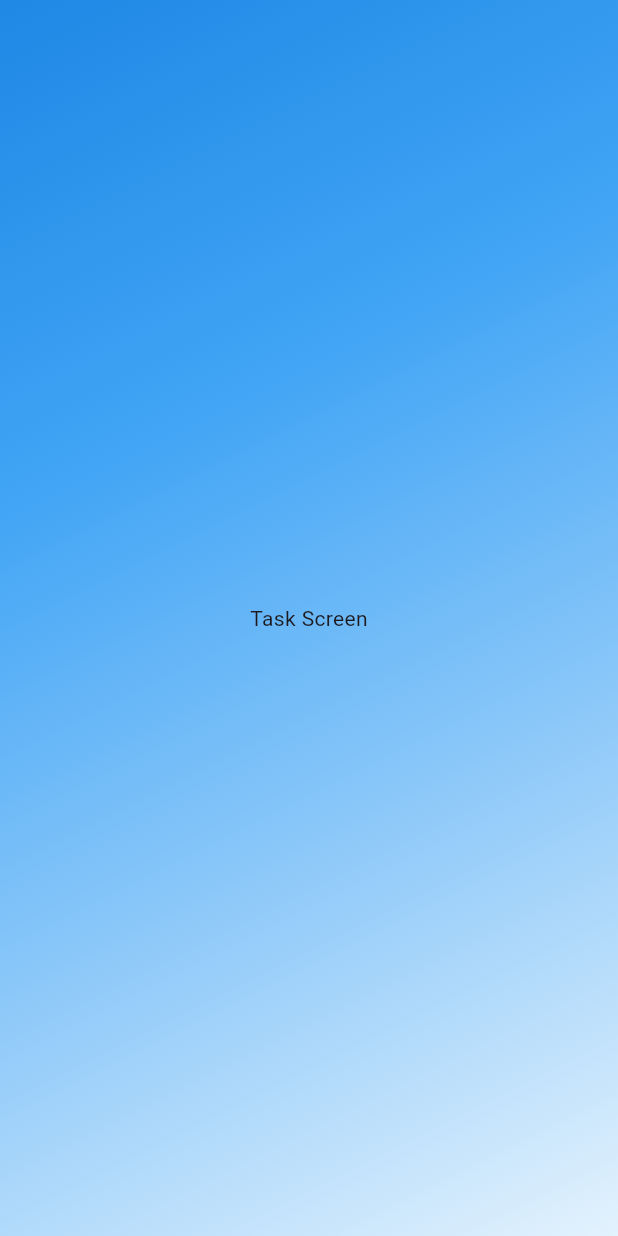
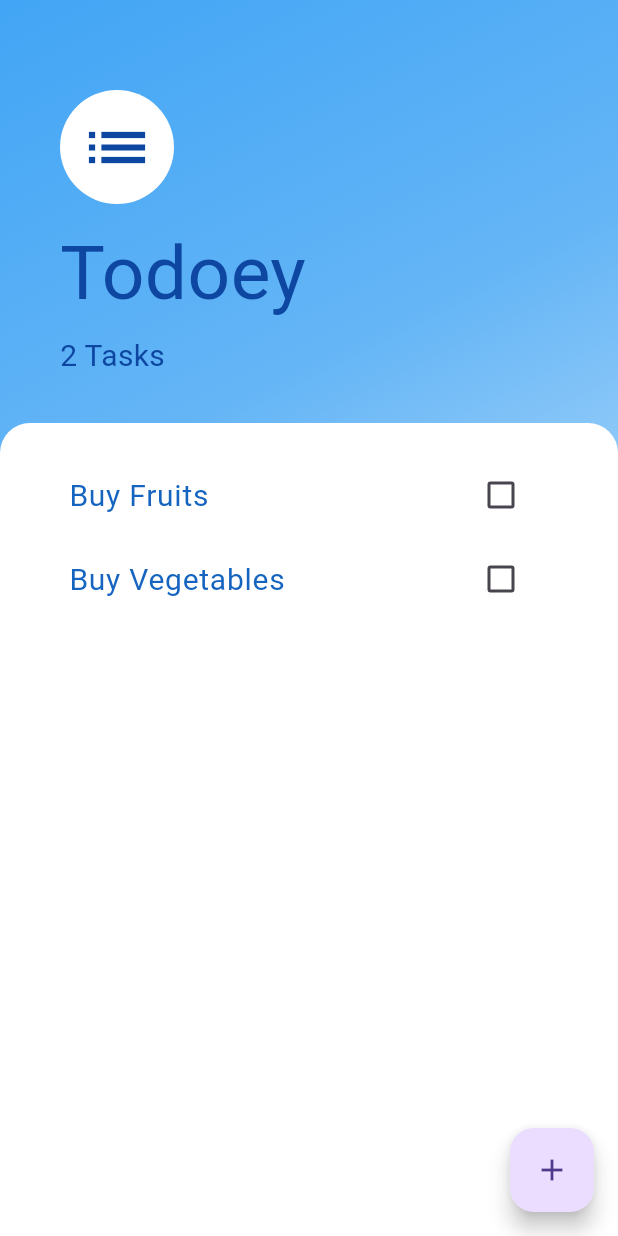
Before and after one commit to mayur-vishwakarma/flutter, a Flutter app: the screen it shows after launch, on a phone screen of 412 x 824 dp. Run offline on Flutter 3.47's test engine with Material 3 defaults, Android fonts, the phone set to English and light mode, and no system bars; our stand-ins replace animated_text_kit, cloud_firestore, firebase_auth, firebase_core, firebase_messaging, firebase_storage and 7 more; accounts and stored records are empty.

Commit message:
Todo Application

```diff
--- /dev/null
+++ b/flutter projects/todo_application/lib/Model/task.dart
@@ -0,0 +1,10 @@
+class Task {
+  Task({this.isDone = false, required this.taskName});
+
+  String taskName;
+  bool isDone;
+
+  void toggle() {
+    isDone = !isDone;
+  }
+}
--- /dev/null
+++ b/flutter projects/todo_application/lib/Providers/task_provider.dart
@@ -0,0 +1,22 @@
+import 'package:flutter/material.dart';
+import 'package:todo_application/Model/task.dart';
+
+class TaskListProvider extends ChangeNotifier {
+  List<Task> taskList = [
+    Task(taskName: "Buy Fruits"),
+    Task(taskName: "Buy Vegetables"),
+  ];
+
+  List get getList => taskList;
+
+  void addTask(String taskName) {
+    taskList.add(Task(taskName: taskName));
+    notifyListeners();
+  }
+
+  Future<void> deleteTask(int index) async {
+    await Future.delayed(const Duration(seconds: 2));
+    taskList.removeAt(index);
+    notifyListeners();
+  }
+}
--- a/flutter projects/todo_application/lib/Screens/tasks_screen.dart
+++ b/flutter projects/todo_application/lib/Screens/tasks_screen.dart
@@ -1,26 +1,100 @@
 import 'package:flutter/material.dart';
+import 'package:provider/provider.dart';
+import 'package:todo_application/Providers/task_provider.dart';
+import 'package:todo_application/Widgets/listview.dart';
+import 'package:todo_application/Widgets/bottomsheet.dart';
 
 class TasksScreen extends StatelessWidget {
   const TasksScreen({super.key});
 
   @override
   Widget build(BuildContext context) {
-    return Scaffold(
-      backgroundColor: Colors.lightBlue.shade100,
-      body: Container(
+    return Consumer<TaskListProvider>(
+      builder: (context, listProviderModel, child) => Scaffold(
+        backgroundColor: Colors.blue,
+        floatingActionButton: FloatingActionButton(
+          onPressed: () {
+            showModalBottomSheet(
+              isScrollControlled: true,
+              context: context,
+              builder: (ctx) {
+                return Padding(
+                  padding: EdgeInsets.only(
+                    bottom: MediaQuery.of(context).viewInsets.bottom,
+                  ),
+                  child: const BottomSheetToAddTask(),
+                );
+              },
+            );
+          },
+          child: const Icon(Icons.add),
+        ),
+        body: SafeArea(
+          child: Container(
+            width: double.infinity,
             decoration: BoxDecoration(
                 gradient: LinearGradient(
               colors: [
-            Colors.blue.shade600,
                 Colors.blue.shade400,
-            Colors.blue.shade200,
+                Colors.blue.shade300,
+                Colors.blue.shade100,
                 Colors.blue.shade50
               ],
               begin: Alignment.topLeft,
               end: Alignment.bottomRight,
             )),
-        child: const Center(
-          child: Text("Task Screen"),
+            child: Column(
+              crossAxisAlignment: CrossAxisAlignment.start,
+              children: [
+                Container(
+                  margin: const EdgeInsets.only(left: 40, top: 60),
+                  decoration: const BoxDecoration(
+                    shape: BoxShape.circle,
+                    color: Colors.white,
+                  ),
+                  child: Padding(
+                    padding: const EdgeInsets.all(13.0),
+                    child: Icon(
+                      size: 50,
+                      Icons.list,
+                      color: Colors.blue.shade900,
+                    ),
+                  ),
+                ),
+                Container(
+                  margin: const EdgeInsets.only(left: 40, top: 10),
+                  child: Text(
+                    "Todoey",
+                    style: TextStyle(fontSize: 50, color: Colors.blue.shade900),
+                  ),
+                ),
+                Container(
+                  margin: const EdgeInsets.only(left: 40, top: 5),
+                  child: Text(
+                    "${listProviderModel.taskList.length} Tasks",
+                    style: TextStyle(
+                      color: Colors.blue.shade900,
+                      fontSize: 20,
+                    ),
+                  ),
+                ),
+                Expanded(
+                  child: Container(
+                    width: double.infinity,
+                    margin: const EdgeInsets.only(top: 30),
+                    decoration: const BoxDecoration(
+                      color: Colors.white,
+                      borderRadius: BorderRadius.only(
+                        topLeft: Radius.circular(20),
+                        topRight: Radius.circular(20),
+                      ),
+                    ),
+                    child: const ListviewWidget(),
+                  ),
+                ),
+              ],
+            ),
+          ),
         ),
       ),
     );
--- /dev/null
+++ b/flutter projects/todo_application/lib/Widgets/listview.dart
@@ -0,0 +1,51 @@
+import 'package:flutter/material.dart';
+import 'package:provider/provider.dart';
+
+
+import 'package:todo_application/Providers/task_provider.dart';
+
+class ListviewWidget extends StatefulWidget {
+  const ListviewWidget({super.key});
+
+  @override
+  State<ListviewWidget> createState() => _MyWidgetState();
+}
+
+class _MyWidgetState extends State<ListviewWidget> {
+  @override
+  Widget build(BuildContext context) {
+    return Consumer<TaskListProvider>(
+      builder: (context, listProviderModel, child) => ListView.builder(
+        itemCount: listProviderModel.taskList.length,
+        itemBuilder: (context, index) {
+          return ListTile(
+            title: Text(
+              listProviderModel.taskList[index].taskName,
+              style: TextStyle(
+                decoration: listProviderModel.taskList[index].isDone
+                    ? TextDecoration.lineThrough
+                    : null,
+                color: Colors.blue[800],
+                fontWeight: FontWeight.w400,
+                fontSize: 20,
+              ),
+            ),
+            trailing: Checkbox(
+                value: listProviderModel.taskList[index].isDone,
+                onChanged: (value) {
+                  setState(() {
+                    listProviderModel.taskList[index].toggle();
+                    listProviderModel.deleteTask(index);
+                  });
+                }),
+          );
+        },
+        padding: const EdgeInsets.only(
+          left: 30,
+          top: 20,
+          right: 30,
+        ),
+      ),
+    );
+  }
+}
--- a/flutter projects/todo_application/lib/main.dart
+++ b/flutter projects/todo_application/lib/main.dart
@@ -1,5 +1,7 @@
 import 'package:flutter/material.dart';
+import 'package:todo_application/Providers/task_provider.dart';
 import 'package:todo_application/Screens/tasks_screen.dart';
+import 'package:provider/provider.dart';
 
 void main() {
   runApp(const MainApp());
@@ -10,9 +12,12 @@ class MainApp extends StatelessWidget {
 
   @override
   Widget build(BuildContext context) {
-    return const MaterialApp(
+    return MultiProvider(providers: [
+      ChangeNotifierProvider(create: (_)=>TaskListProvider()),
+    ],
+    child: const MaterialApp(
       debugShowCheckedModeBanner: false,
       home: TasksScreen(),
-    );
+    ),);
   }
 }
--- a/flutter projects/todo_application/pubspec.yaml
+++ b/flutter projects/todo_application/pubspec.yaml
@@ -9,6 +9,7 @@ environment:
 dependencies:
   flutter:
     sdk: flutter
+  provider: ^6.1.1
 
 dev_dependencies:
   flutter_test:
```
Also changed, not shown: flutter projects/todo_application/lib/Widgets/bottomsheet.dart (added, +75 -0 lines), flutter projects/todo_application/pubspec.lock, 6 other files. Lines whose indentation alone changed are shown as unchanged.
